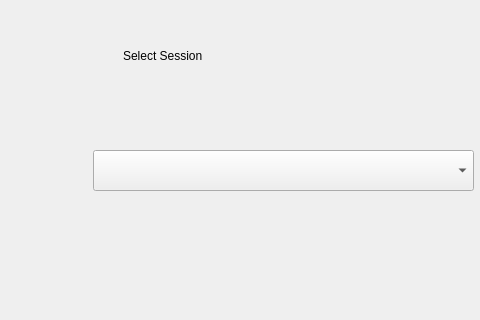
Old version of the form Kin-tech/d3_cup.ui in the repository sankomil/Kin-tech-test; both pictures show x 97 to 577 and y 0 to 320 of the 740 by 438 pixel window.
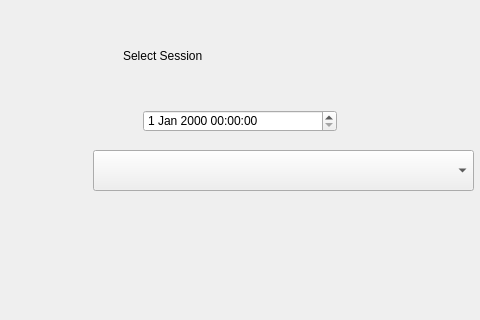
New version of the form.

Diff of the .ui file:
```diff
--- a/Kin-tech/d3_cup.ui
+++ b/Kin-tech/d3_cup.ui
@@ -39,6 +39,16 @@
     <string>Select Session</string>
    </property>
   </widget>
+  <widget class="QDateTimeEdit" name="dateTimeEdit">
+   <property name="geometry">
+    <rect>
+     <x>240</x>
+     <y>110</y>
+     <width>194</width>
+     <height>22</height>
+    </rect>
+   </property>
+  </widget>
   <widget class="QWidget" name="">
    <property name="geometry">
     <rect>
```
